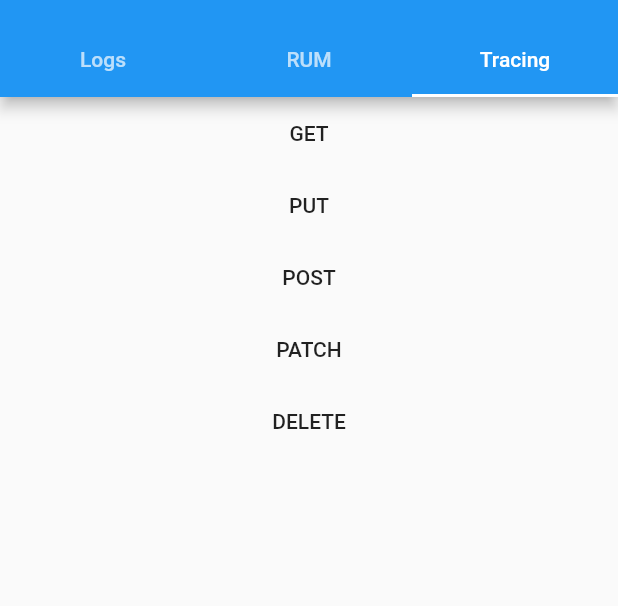
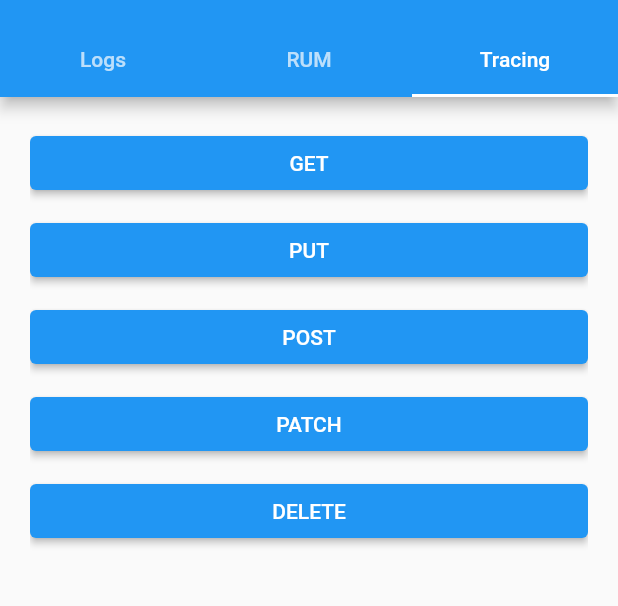
Before and after one commit to GetDutchie/datadog_flutter, a Flutter app: the screen it shows after launch, tab 3 chosen, after a tap on "GET", on a phone screen of 412 x 824 dp, the part 59-665 px from its top. Run offline on Flutter 3.47's test engine with Material 2 defaults, Android fonts, the phone set to English and light mode, and no system bars; our stand-ins replace js; network calls fail.

Commit message:
clean up example

```diff
--- /dev/null
+++ b/example/lib/example_button.dart
@@ -0,0 +1,22 @@
+import 'package:flutter/material.dart';
+
+class ExampleButton extends StatelessWidget {
+  final VoidCallback onPressed;
+  final String text;
+  const ExampleButton({
+    Key? key,
+    required this.onPressed,
+    required this.text,
+  }) : super(key: key);
+
+  @override
+  Widget build(BuildContext context) {
+    return Padding(
+      padding: const EdgeInsets.only(bottom: 10),
+      child: ElevatedButton(
+        onPressed: onPressed,
+        child: Text(text),
+      ),
+    );
+  }
+}
--- a/example/lib/main.dart
+++ b/example/lib/main.dart
@@ -64,12 +64,15 @@ class MyApp extends StatelessWidget {
               ],
             ),
           ),
-          body: TabBarView(
-            children: [
-              Logs(),
-              Rum(),
-              Tracing(),
-            ],
+          body: Padding(
+            padding: const EdgeInsets.all(20),
+            child: TabBarView(
+              children: [
+                Logs(),
+                Rum(),
+                Tracing(),
+              ],
+            ),
           ),
         ),
       ),
--- a/example/lib/rum.dart
+++ b/example/lib/rum.dart
@@ -1,5 +1,7 @@
 import 'package:datadog_flutter/datadog_rum.dart';
 import 'package:flutter/material.dart';
+
+import 'example_button.dart';
 
 class Rum extends StatelessWidget {
   static final controller = TextEditingController(text: 'Event from Flutter');
@@ -10,7 +12,7 @@ class Rum extends StatelessWidget {
   Widget build(BuildContext context) {
     return ListView(
       children: [
-        MaterialButton(
+        ExampleButton(
           onPressed: () {
             final route = MaterialPageRoute(
               fullscreenDialog: true,
@@ -19,50 +21,50 @@ class Rum extends StatelessWidget {
             );
             Navigator.of(context).push(route);
           },
-          child: Text('Tap Event'),
+          text: 'Tap Event',
         ),
         Divider(),
         TextFormField(controller: controller),
-        MaterialButton(
+        ExampleButton(
           onPressed: () =>
               DatadogRum.instance.addUserAction('TAP ${controller.text}'),
-          child: Text('Tap Event'),
+          text: 'Tap Event',
         ),
-        MaterialButton(
+        ExampleButton(
           onPressed: () => DatadogRum.instance.addUserAction(
             'Scroll ${controller.text}',
             action: RUMAction.scroll,
           ),
-          child: Text('Scroll Event'),
+          text: 'Scroll Event',
         ),
-        MaterialButton(
+        ExampleButton(
           onPressed: () => DatadogRum.instance.addUserAction(
             'SWIPE ${controller.text}',
             action: RUMAction.swipe,
           ),
-          child: Text('Swipe Event'),
+          text: 'Swipe Event',
         ),
-        MaterialButton(
+        ExampleButton(
           onPressed: () => DatadogRum.instance.addUserAction(
             'CLICK ${controller.text}',
             action: RUMAction.click,
           ),
-          child: Text('Click Event'),
+          text: 'Click Event',
         ),
-        MaterialButton(
+        ExampleButton(
           onPressed: () => DatadogRum.instance.addUserAction(
             'CUSTOM ${controller.text}',
             action: RUMAction.custom,
           ),
-          child: Text('Custom Event'),
+          text: 'Custom Event',
         ),
         Divider(),
-        MaterialButton(
+        ExampleButton(
           onPressed: () => throw StateError('State Error from Flutter'),
-          child: Text('Report Zoned Error To RUM'),
+          text: 'Report Zoned Error To RUM',
         ),
         Divider(),
-        MaterialButton(
+        ExampleButton(
           onPressed: () => DatadogRum.instance.addUserAction(
             'Custom Attributes',
             attributes: {
@@ -72,7 +74,7 @@ class Rum extends StatelessWidget {
               'customBool': true,
             },
           ),
-          child: Text('Custom Attributes'),
+          text: 'Custom Attributes',
         ),
       ],
     );
@@ -85,9 +87,9 @@ class _ModalRoute extends StatelessWidget {
   @override
   Widget build(BuildContext context) {
     return Container(
-      child: MaterialButton(
+      child: ExampleButton(
         onPressed: Navigator.of(context).pop,
-        child: Text('Go Back'),
+        text: 'Go Back',
       ),
     );
   }
--- a/example/lib/tracing.dart
+++ b/example/lib/tracing.dart
@@ -1,5 +1,7 @@
 import 'package:datadog_flutter/datadog_tracing.dart';
 import 'package:flutter/material.dart';
+
+import 'example_button.dart';
 
 class Tracing extends StatelessWidget {
   static final client = DatadogTracingHttpClient();
@@ -11,25 +13,25 @@ class Tracing extends StatelessWidget {
   Widget build(BuildContext context) {
     return ListView(
       children: [
-        MaterialButton(
+        ExampleButton(
           onPressed: () => client.get(API_ROOT),
-          child: Text('GET'),
+          text: 'GET',
         ),
-        MaterialButton(
+        ExampleButton(
           onPressed: () => client.put(API_ROOT),
-          child: Text('PUT'),
+          text: 'PUT',
         ),
-        MaterialButton(
+        ExampleButton(
           onPressed: () => client.post(API_ROOT),
-          child: Text('POST'),
+          text: 'POST',
         ),
-        MaterialButton(
+        ExampleButton(
           onPressed: () => client.patch(API_ROOT),
-          child: Text('PATCH'),
+          text: 'PATCH',
         ),
-        MaterialButton(
+        ExampleButton(
           onPressed: () => client.delete(API_ROOT),
-          child: Text('DELETE'),
+          text: 'DELETE',
         ),
       ],
     );
```
Also changed, not shown: example/lib/logs.dart (+19 -18 lines).
